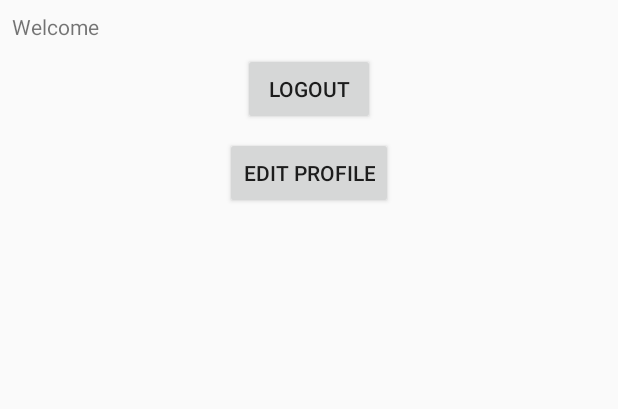
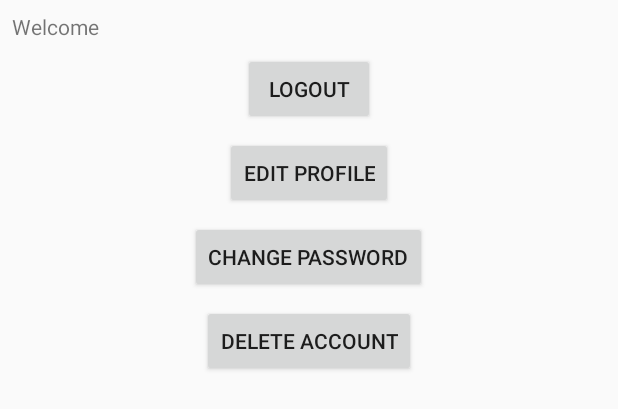
Before and after one commit to Telebus/FirebaseRelation, an Android app: the layout activity_profile.xml on its own in the app's theme, with its tools: preview values and no code run, on a phone screen of 412 x 824 dp. Shown: the top 409 px of the screen. Run offline under Robolectric (Android 15) with nearby library versions, the phone set to English and light mode, and no system bars.

Commit message:
changePassword

```diff
--- a/app/src/main/AndroidManifest.xml
+++ b/app/src/main/AndroidManifest.xml
@@ -18,7 +18,8 @@
         </activity>
         <activity android:name=".ProfileActivity" />
         <activity android:name=".LoginActivity" />
-        <activity android:name=".EditProfile"></activity>
+        <activity android:name=".EditProfile" />
+        <activity android:name=".ChangePassword"></activity>
     </application>
 
 </manifest>
--- a/app/src/main/java/com/rp/firebaserelation/LoginActivity.java
+++ b/app/src/main/java/com/rp/firebaserelation/LoginActivity.java
@@ -40,6 +40,7 @@ public class LoginActivity extends AppCompatActivity implements View.OnClickList
         progressDialog = new ProgressDialog(this);
 
         btnLogin.setOnClickListener(this);
+
         textViewRegister.setOnClickListener(this);
 
         firebaseAuth = FirebaseAuth.getInstance();
@@ -109,7 +110,7 @@ public class LoginActivity extends AppCompatActivity implements View.OnClickList
         if (v == btnLogin){
             userLogin();
         }
-        if(v == findViewById(R.id.textViewRegister)){
+        if (v == findViewById(R.id.textViewRegister)){
 
             finish();
             startActivity(new Intent(getApplicationContext(), MainActivity.class));
--- a/app/src/main/res/layout/activity_profile.xml
+++ b/app/src/main/res/layout/activity_profile.xml
@@ -53,6 +53,26 @@
             app:layout_constraintRight_toRightOf="parent"
             app:layout_constraintTop_toBottomOf="@+id/btnLogin" />
 
+        <Button
+            android:id="@+id/btnChangePass"
+            android:layout_width="wrap_content"
+            android:layout_height="wrap_content"
+            android:layout_marginLeft="8dp"
+            android:layout_marginTop="8dp"
+            android:layout_marginRight="8dp"
+            android:text="Change Password"
+            />
+
+        <Button
+            android:id="@+id/btnDeleteAccount"
+            android:layout_width="wrap_content"
+            android:layout_height="wrap_content"
+            android:layout_marginLeft="8dp"
+            android:layout_marginTop="8dp"
+            android:layout_marginRight="8dp"
+            android:text="Delete Account"
+            />
+
     </LinearLayout>
 
 </android.support.constraint.ConstraintLayout>
```
Also changed, not shown: app/src/main/java/com/rp/firebaserelation/ChangePassword.java (added, +89 -0 lines), app/src/main/java/com/rp/firebaserelation/MainActivity.java (+7 -3 lines), app/src/main/java/com/rp/firebaserelation/ProfileActivity.java (+15 -5 lines), app/src/main/res/layout/activity_change_password.xml (added, +49 -0 lines).
